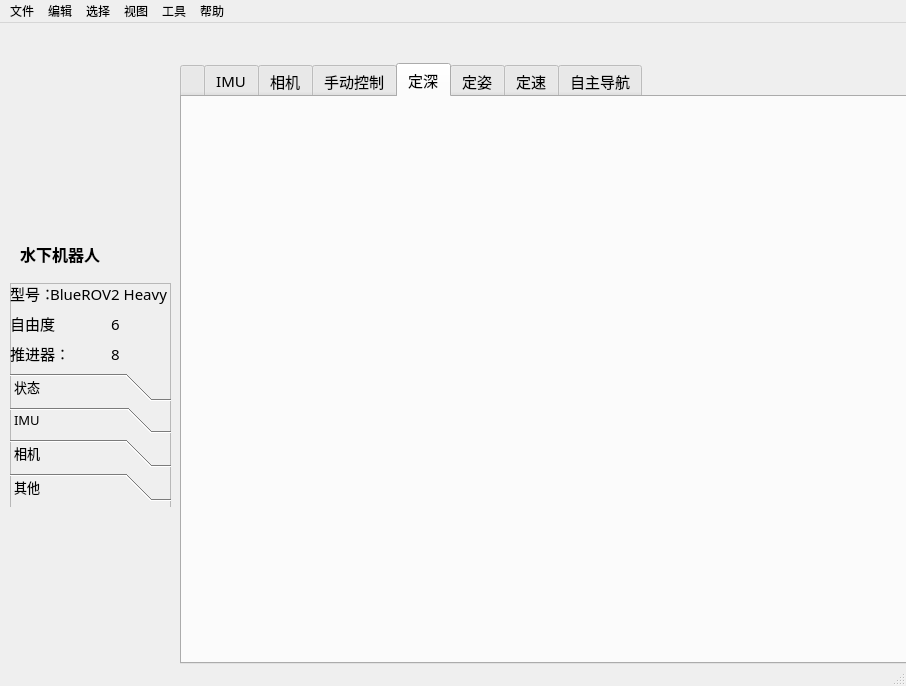
Above: src/gui/gui2.ui from liujiacheng1009/rov_viewer before the change. Below: the same form after it.
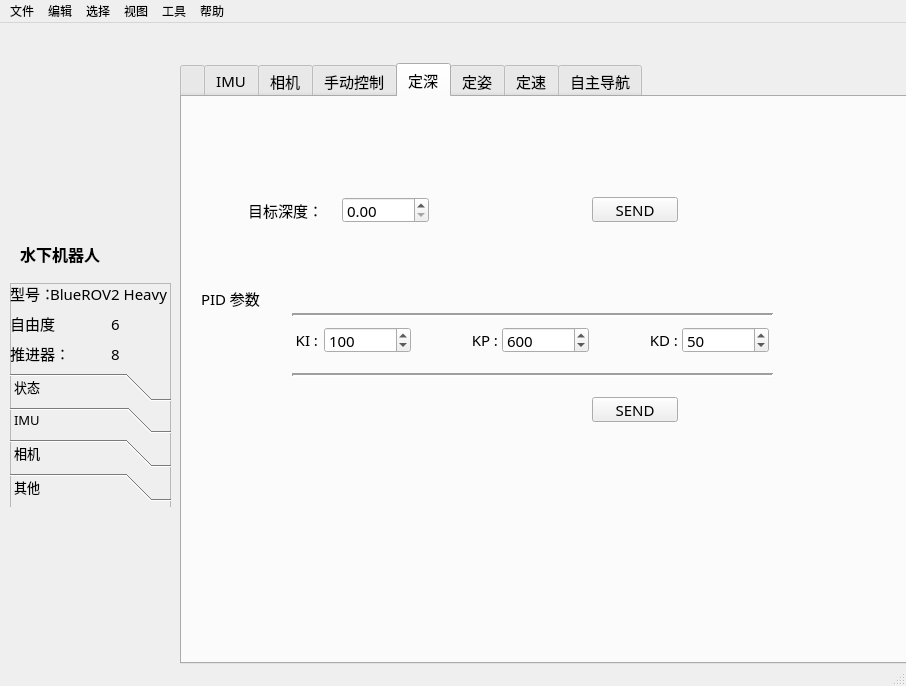
That is the form after the change. The open tabs and pages were chosen to show the change. Icons and pictures are not drawn.

The edit to the form file:
```diff
--- a/src/gui/gui2.ui
+++ b/src/gui/gui2.ui
@@ -1075,6 +1075,205 @@
      <attribute name="title">
       <string>定深</string>
      </attribute>
+     <widget class="QLabel" name="label_20">
+      <property name="geometry">
+       <rect>
+        <x>50</x>
+        <y>100</y>
+        <width>91</width>
+        <height>26</height>
+       </rect>
+      </property>
+      <property name="text">
+       <string>目标深度：</string>
+      </property>
+      <property name="alignment">
+       <set>Qt::AlignRight|Qt::AlignTrailing|Qt::AlignVCenter</set>
+      </property>
+     </widget>
+     <widget class="QDoubleSpinBox" name="doubleSpinBox_depth">
+      <property name="geometry">
+       <rect>
+        <x>160</x>
+        <y>100</y>
+        <width>87</width>
+        <height>26</height>
+       </rect>
+      </property>
+     </widget>
+     <widget class="QSpinBox" name="spinBox_KP_depth">
+      <property name="geometry">
+       <rect>
+        <x>320</x>
+        <y>230</y>
+        <width>87</width>
+        <height>26</height>
+       </rect>
+      </property>
+      <property name="maximum">
+       <number>1000</number>
+      </property>
+      <property name="value">
+       <number>600</number>
+      </property>
+     </widget>
+     <widget class="QPushButton" name="pushButton_send_parameters_depth">
+      <property name="geometry">
+       <rect>
+        <x>410</x>
+        <y>300</y>
+        <width>86</width>
+        <height>25</height>
+       </rect>
+      </property>
+      <property name="text">
+       <string>SEND</string>
+      </property>
+     </widget>
+     <widget class="QSpinBox" name="spinBox_KI_depth">
+      <property name="geometry">
+       <rect>
+        <x>142</x>
+        <y>230</y>
+        <width>87</width>
+        <height>26</height>
+       </rect>
+      </property>
+      <property name="maximum">
+       <number>1000</number>
+      </property>
+      <property name="value">
+       <number>100</number>
+      </property>
+     </widget>
+     <widget class="QLabel" name="label_14">
+      <property name="geometry">
+       <rect>
+        <x>5</x>
+        <y>188</y>
+        <width>87</width>
+        <height>26</height>
+       </rect>
+      </property>
+      <property name="text">
+       <string>PID 参数</string>
+      </property>
+      <property name="alignment">
+       <set>Qt::AlignCenter</set>
+      </property>
+     </widget>
+     <widget class="QLabel" name="label_24">
+      <property name="geometry">
+       <rect>
+        <x>230</x>
+        <y>230</y>
+        <width>86</width>
+        <height>26</height>
+       </rect>
+      </property>
+      <property name="text">
+       <string>KP :</string>
+      </property>
+      <property name="alignment">
+       <set>Qt::AlignRight|Qt::AlignTrailing|Qt::AlignVCenter</set>
+      </property>
+     </widget>
+     <widget class="QLabel" name="label_17">
+      <property name="geometry">
+       <rect>
+        <x>410</x>
+        <y>230</y>
+        <width>86</width>
+        <height>26</height>
+       </rect>
+      </property>
+      <property name="text">
+       <string>KD :</string>
+      </property>
+      <property name="alignment">
+       <set>Qt::AlignRight|Qt::AlignTrailing|Qt::AlignVCenter</set>
+      </property>
+     </widget>
+     <widget class="QLabel" name="label_16">
+      <property name="geometry">
+       <rect>
+        <x>50</x>
+        <y>230</y>
+        <width>86</width>
+        <height>26</height>
+       </rect>
+      </property>
+      <property name="text">
+       <string>KI :</string>
+      </property>
+      <property name="alignment">
+       <set>Qt::AlignRight|Qt::AlignTrailing|Qt::AlignVCenter</set>
+      </property>
+     </widget>
+     <widget class="QSpinBox" name="spinBox_KD_depth">
+      <property name="geometry">
+       <rect>
+        <x>500</x>
+        <y>230</y>
+        <width>87</width>
+        <height>26</height>
+       </rect>
+      </property>
+      <property name="maximum">
+       <number>1000</number>
+      </property>
+      <property name="value">
+       <number>50</number>
+      </property>
+      <property name="displayIntegerBase">
+       <number>10</number>
+      </property>
+     </widget>
+     <widget class="QPushButton" name="pushButton_send_parameters_depth_2">
+      <property name="geometry">
+       <rect>
+        <x>410</x>
+        <y>100</y>
+        <width>86</width>
+        <height>25</height>
+       </rect>
+      </property>
+      <property name="text">
+       <string>SEND</string>
+      </property>
+     </widget>
+     <widget class="Line" name="line">
+      <property name="geometry">
+       <rect>
+        <x>110</x>
+        <y>270</y>
+        <width>481</width>
+        <height>16</height>
+       </rect>
+      </property>
+      <property name="lineWidth">
+       <number>2</number>
+      </property>
+      <property name="orientation">
+       <enum>Qt::Horizontal</enum>
+      </property>
+     </widget>
+     <widget class="Line" name="line_2">
+      <property name="geometry">
+       <rect>
+        <x>110</x>
+        <y>210</y>
+        <width>481</width>
+        <height>16</height>
+       </rect>
+      </property>
+      <property name="lineWidth">
+       <number>2</number>
+      </property>
+      <property name="orientation">
+       <enum>Qt::Horizontal</enum>
+      </property>
+     </widget>
     </widget>
     <widget class="QWidget" name="tab_3">
      <attribute name="title">
```
Left out of the diff: 546 changed lines with no effect on the pictures.
